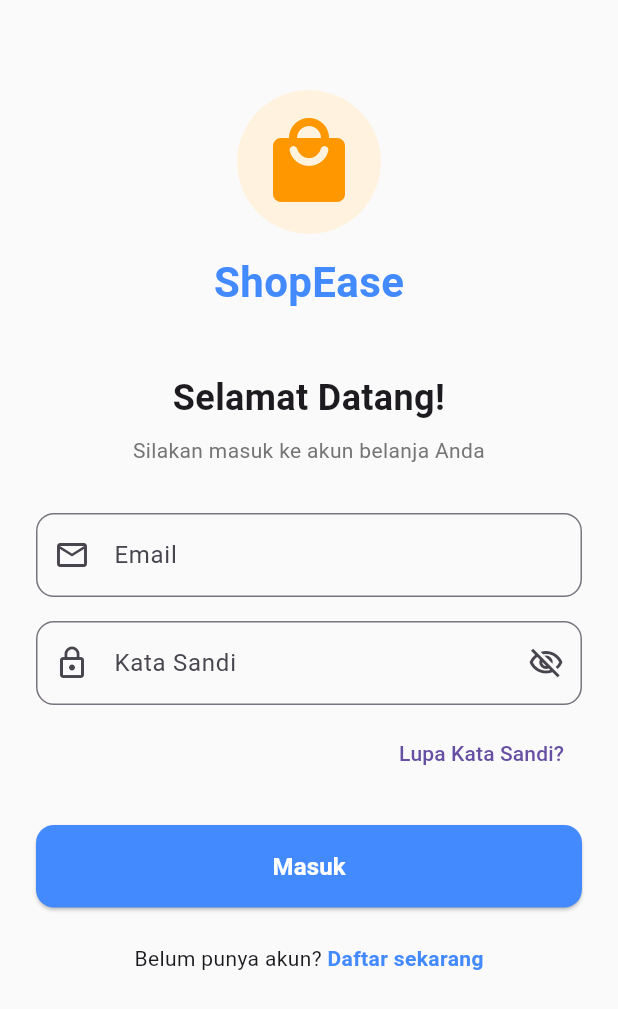
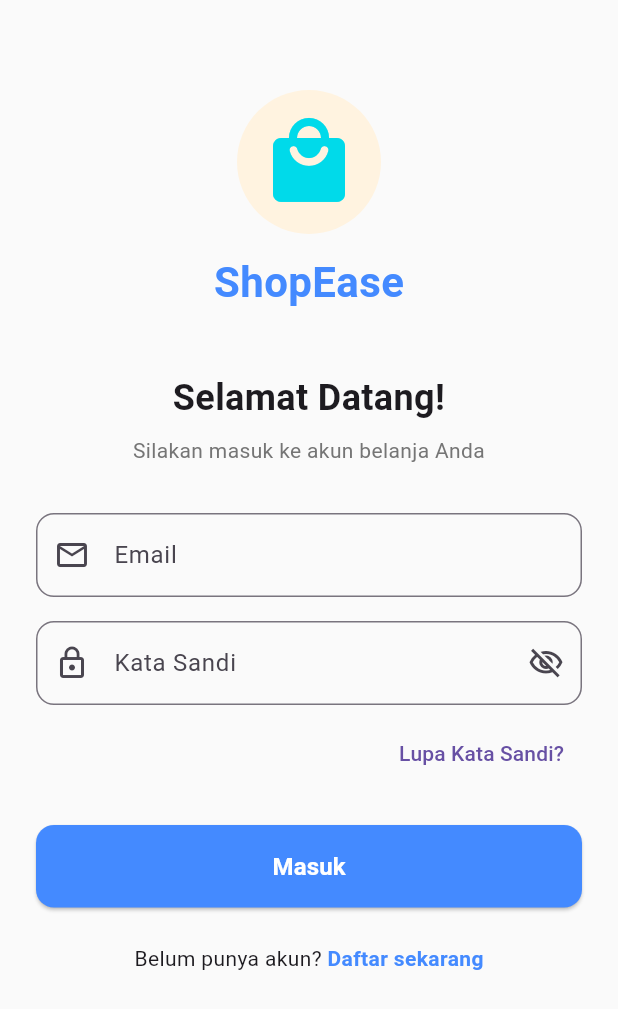
Before and after one commit to Nashr5/tugas_uas_ui, a Flutter app: the screen it shows after launch, on a phone screen of 412 x 824 dp. Shown: the top 1009 px of the screen. Run offline on Flutter 3.47's test engine with Material 3 defaults, Android fonts, the phone set to English and light mode, and no system bars.

Commit message:
ubah warna

```diff
--- a/lib/login_page.dart
+++ b/lib/login_page.dart
@@ -38,7 +38,7 @@ class _LoginPageState extends State<LoginPage> {
                       child: const Icon(
                         Icons.local_mall_rounded,
                         size: 64,
-                        color: Colors.orange,
+                        color: Color.fromARGB(255, 0, 218, 234),
                       ),
                     ),
                     const SizedBox(height: 12),
--- a/pubspec.yaml
+++ b/pubspec.yaml
@@ -34,7 +34,7 @@ dependencies:
   # The following adds the Cupertino Icons font to your application.
   # Use with the CupertinoIcons class for iOS style icons.
   cupertino_icons: ^1.0.8
-  http: ^1.2.0
+  http: ^1.6.0
 
 dev_dependencies:
   flutter_test:
```
